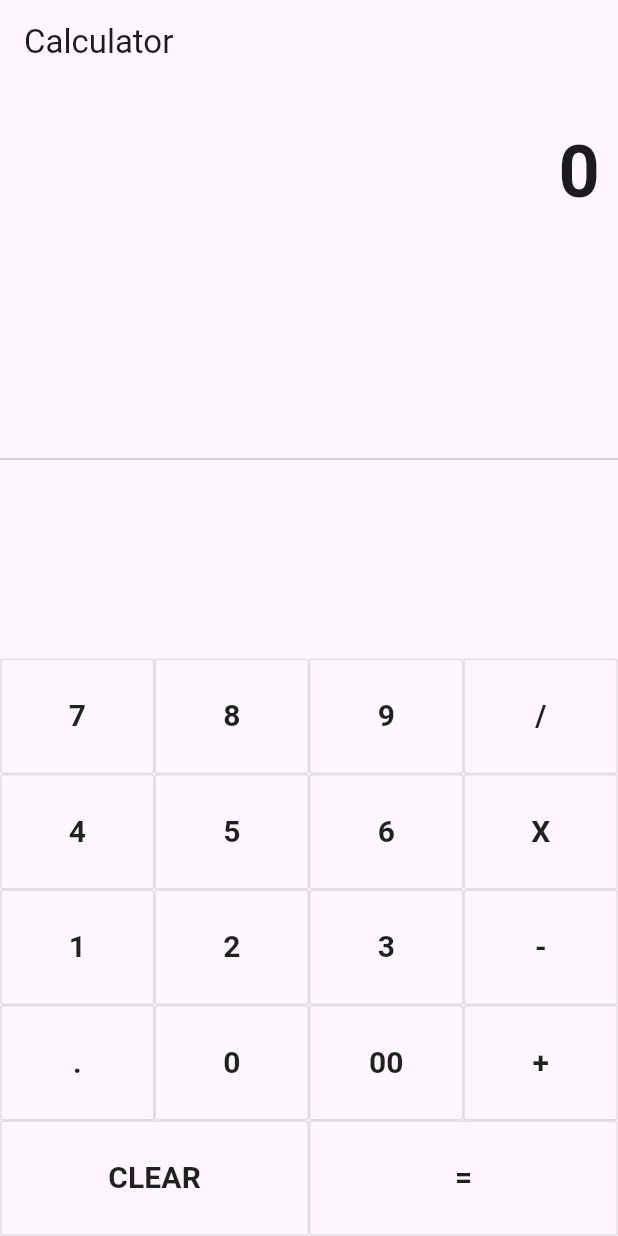
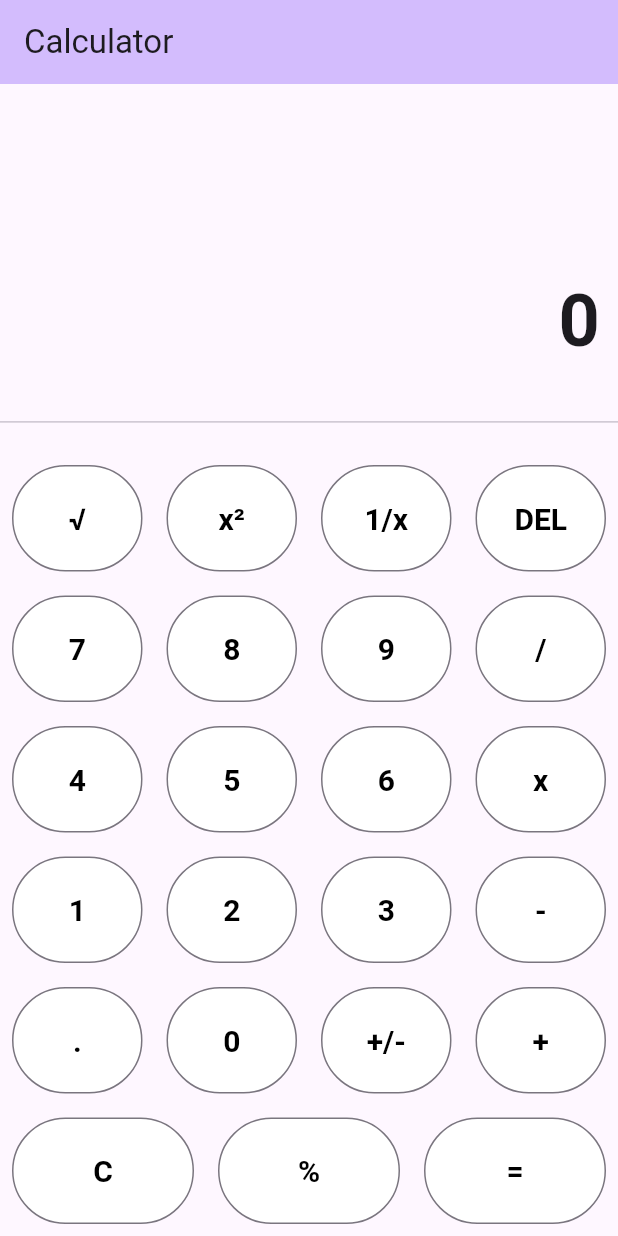
Before and after one commit to usmanjchaudhry/calculatorflutter, a Flutter app: the screen it shows after launch, on a phone screen of 412 x 824 dp. Run offline on Flutter 3.47's test engine with Material 3 defaults, Android fonts, the phone set to English and light mode, and no system bars.

Commit message:
Getting the calculator to work right

```diff
--- a/lib/main.dart
+++ b/lib/main.dart
@@ -1,154 +1,252 @@
+import 'dart:math';
 import 'package:flutter/material.dart';
 
-void main() => runApp(new MyApp());
+void main() {
+  runApp(const MyApp());
+}
 
 class MyApp extends StatelessWidget {
+  const MyApp({super.key});
+
   @override
   Widget build(BuildContext context) {
-    return new MaterialApp(
-      title: 'Flutter Demo',
-      theme: new ThemeData(
-        primarySwatch: Colors.blue,
+    return MaterialApp(
+      title: 'Calculator',
+      theme: ThemeData(
+        colorScheme: ColorScheme.fromSeed(seedColor: Colors.deepPurple),
+        useMaterial3: true,
       ),
-      home: new MyHomePage(title: 'Calculator'),
+      home: const MyHomePage(title: 'Calculator'),
     );
   }
 }
 
 class MyHomePage extends StatefulWidget {
-  MyHomePage({Key key, this.title}) : super(key: key);
+  const MyHomePage({super.key, required this.title});
 
   final String title;
 
   @override
-  _MyHomePageState createState() => new _MyHomePageState();
+  State<MyHomePage> createState() => _MyHomePageState();
 }
 
 class _MyHomePageState extends State<MyHomePage> {
-  String output = "0";
+  String _output = '0';
+  String _expression = '';
+  List<String> _history = [];
+  double _num1 = 0;
+  double _num2 = 0;
+  String _operator = '';
 
-  String _output = "0";
-  double num1 = 0.0;
-  double num2 = 0.0;
-  String operand = "";
-
-  buttonPressed(String buttonText) {
-    if (buttonText == "CLEAR") {
-      _output = "0";
-      num1 = 0.0;
-      num2 = 0.0;
-      operand = "";
-    } else if (buttonText == "+" ||
-        buttonText == "-" ||
-        buttonText == "/" ||
-        buttonText == "X") {
-      num1 = double.parse(output);
-
-      operand = buttonText;
-
-      _output = "0";
-    } else if (buttonText == ".") {
-      if (_output.contains(".")) {
-        print("Already conatains a decimals");
-        return;
+  void _buttonPressed(String buttonText) {
+    setState(() {
+      if (buttonText == 'C') {
+        _output = '0';
+        _expression = '';
+        _history.clear();
+        _num1 = 0;
+        _num2 = 0;
+        _operator = '';
+      } else if (buttonText == 'DEL') {
+        _output =
+            _output.length > 1 ? _output.substring(0, _output.length - 1) : '0';
+        _expression = _expression.length > 1
+            ? _expression.substring(0, _expression.length - 1)
+            : '';
+      } else if (buttonText == '+/-') {
+        if (_output.startsWith('-')) {
+          _output = _output.substring(1);
+          _expression = _expression.substring(1);
         } else {
-        _output = _output + buttonText;
+          _output = '-' + _output;
+          _expression = '-' + _expression;
         }
-    } else if (buttonText == "=") {
-      num2 = double.parse(output);
-
-      if (operand == "+") {
-        _output = (num1 + num2).toString();
+      } else if (buttonText == '+' ||
+          buttonText == '-' ||
+          buttonText == 'x' ||
+          buttonText == '/') {
+        _num1 = double.parse(_output);
+        _operator = buttonText;
+        _expression = _output + _operator;
+        _output = '0';
+      } else if (buttonText == '.') {
+        if (!_output.contains('.')) {
+          _output += '.';
         }
-      if (operand == "-") {
-        _output = (num1 - num2).toString();
+      } else if (buttonText == '=') {
+        _num2 = double.parse(_output);
+        String result = '';
+        if (_operator == '+') {
+          result = (_num1 + _num2).toString();
         }
-      if (operand == "X") {
-        _output = (num1 * num2).toString();
+        if (_operator == '-') {
+          result = (_num1 - _num2).toString();
         }
-      if (operand == "/") {
-        _output = (num1 / num2).toString();
+        if (_operator == 'x') {
+          result = (_num1 * _num2).toString();
         }
-
-      num1 = 0.0;
-      num2 = 0.0;
-      operand = "";
+        if (_operator == '/') {
+          result = (_num1 / _num2).toString();
+        }
+        _history.add(_expression + _num2.toString() + '=' + result);
+        _expression = _history.last;
+        _output = result;
+        _num1 = 0;
+        _num2 = 0;
+        _operator = '';
+      } else if (buttonText == '√') {
+        double num = double.parse(_output);
+        _output = sqrt(num).toString();
+        _expression = '√($_expression)';
+        _history.add(_expression + ' = ' + _output);
+      } else if (buttonText == 'x²') {
+        double num = double.parse(_output);
+        _output = (num * num).toString();
+        _expression = '($_expression)²';
+        _history.add(_expression + ' = ' + _output);
+      } else if (buttonText == '1/x') {
+        double num = double.parse(_output);
+        _output = (1 / num).toString();
+        _expression = '1/($_expression)';
+        _history.add(_expression + ' = ' + _output);
+      } else if (buttonText == '%') {
+        double num = double.parse(_output);
+        _output = (num / 100).toString();
+        _expression = '($_expression)%';
+        _history.add(_expression + ' = ' + _output);
       } else {
-      _output = _output + buttonText;
+        // Handling for number buttons
+        if (_output == '0' || _operator != '' && _output == '0') {
+          _output = buttonText;
+          _expression += buttonText;
+        } else {
+          _output += buttonText;
+          _expression += buttonText;
         }
-
-    print(_output);
-
-    setState(() {
-      output = double.parse(_output).toStringAsFixed(2);
+      }
     });
   }
 
-  Widget buildButton(String buttonText) {
-    return new Expanded(
-      child: new OutlineButton(
-        padding: new EdgeInsets.all(24.0),
-        child: new Text(
-          buttonText,
-          style: TextStyle(fontSize: 20.0, fontWeight: FontWeight.bold),
+  Widget _buildButton(String buttonText) {
+    return Expanded(
+      child: Padding(
+        padding: const EdgeInsets.all(8.0),
+        child: OutlinedButton(
+          onPressed: () => _buttonPressed(buttonText),
+          style: OutlinedButton.styleFrom(
+            padding: const EdgeInsets.all(24.0),
+            backgroundColor: Colors.white,
+            foregroundColor: Colors.black,
+            textStyle:
+                const TextStyle(fontSize: 20.0, fontWeight: FontWeight.bold),
           ),
-        onPressed: () => buttonPressed(buttonText),
+          child: Text(buttonText),
+        ),
       ),
     );
   }
 
   @override
   Widget build(BuildContext context) {
-    return new Scaffold(
-        appBar: new AppBar(
-          title: new Text(widget.title),
+    return Scaffold(
+      appBar: AppBar(
+        backgroundColor: Theme.of(context).colorScheme.inversePrimary,
+        title: Text(widget.title),
       ),
-        body: new Container(
-            child: new Column(
+      body: Column(
         children: <Widget>[
-            new Container(
+          Expanded(
+            // Makes the history scrollable
+            child: Container(
               alignment: Alignment.centerRight,
               padding:
-                    new EdgeInsets.symmetric(vertical: 24.0, horizontal: 12.0),
-                child: new Text(output,
-                    style: new TextStyle(
-                      fontSize: 48.0,
-                      fontWeight: FontWeight.bold,
-                    ))),
-            new Expanded(
-              child: new Divider(),
+                  const EdgeInsets.symmetric(vertical: 24.0, horizontal: 12.0),
+              child: ListView.builder(
+                reverse: false,
+                itemCount: _history.length,
+                itemBuilder: (context, index) {
+                  return Text(
+                    _history[index],
+                    style: const TextStyle(fontSize: 24.0, color: Colors.grey),
+                  );
+                },
               ),
-            new Column(children: [
-              new Row(children: [
-                buildButton("7"),
-                buildButton("8"),
-                buildButton("9"),
-                buildButton("/")
-              ]),
-              new Row(children: [
-                buildButton("4"),
-                buildButton("5"),
-                buildButton("6"),
-                buildButton("X")
-              ]),
-              new Row(children: [
-                buildButton("1"),
-                buildButton("2"),
-                buildButton("3"),
-                buildButton("-")
-              ]),
-              new Row(children: [
-                buildButton("."),
-                buildButton("0"),
-                buildButton("00"),
-                buildButton("+")
-              ]),
-              new Row(children: [
-                buildButton("CLEAR"),
-                buildButton("="),
-              ])
-            ])
+            ),
+          ),
+          Container(
+            alignment: Alignment.centerRight,
+            padding: const EdgeInsets.fromLTRB(12.0, 12.0, 12.0, 24.0),
+            child: Text(
+              _expression,
+              style: const TextStyle(fontSize: 24.0),
+            ),
+          ),
+          Container(
+            alignment: Alignment.centerRight,
+            padding:
+                const EdgeInsets.symmetric(vertical: 12.0, horizontal: 12.0),
+            child: Text(
+              _output,
+              style:
+                  const TextStyle(fontSize: 48.0, fontWeight: FontWeight.bold),
+            ),
+          ),
+          Expanded(
+            child: Divider(),
+          ),
+          Column(
+            children: [
+              Row(
+                children: [
+                  _buildButton('√'),
+                  _buildButton('x²'),
+                  _buildButton('1/x'),
+                  _buildButton('DEL'),
                 ],
-        )));
+              ),
+              Row(
+                children: [
+                  _buildButton('7'),
+                  _buildButton('8'),
+                  _buildButton('9'),
+                  _buildButton('/'),
+                ],
+              ),
+              Row(
+                children: [
+                  _buildButton('4'),
+                  _buildButton('5'),
+                  _buildButton('6'),
+                  _buildButton('x'),
+                ],
+              ),
+              Row(
+                children: [
+                  _buildButton('1'),
+                  _buildButton('2'),
+                  _buildButton('3'),
+                  _buildButton('-'),
+                ],
+              ),
+              Row(
+                children: [
+                  _buildButton('.'),
+                  _buildButton('0'),
+                  _buildButton('+/-'),
+                  _buildButton('+'),
+                ],
+              ),
+              Row(
+                children: [
+                  _buildButton('C'),
+                  _buildButton('%'),
+                  _buildButton('='),
+                ],
+              ),
+            ],
+          ),
+        ],
+      ),
+    );
   }
 }
```
Also changed, not shown: pubspec.yaml (+56 -7 lines), pubspec.lock. Lines whose indentation alone changed are shown as unchanged.
